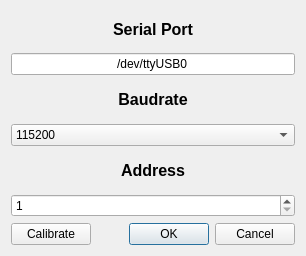
Old version of the form ridengui/serial.ui in the repository ShayBox/RidenGUI.
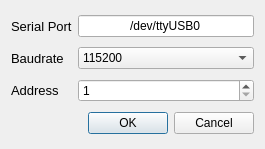
New version of the form. Icons and pictures are not drawn.

What changed in the file:
```diff
--- a/ridengui/serial.ui
+++ b/ridengui/serial.ui
@@ -6,8 +6,8 @@
    <rect>
     <x>0</x>
     <y>0</y>
-    <width>306</width>
-    <height>256</height>
+    <width>265</width>
+    <height>149</height>
    </rect>
   </property>
   <property name="windowTitle">
@@ -18,17 +18,51 @@
     <normaloff>.</normaloff>.</iconset>
   </property>
   <layout class="QGridLayout" name="gridLayout">
-   <item row="7" column="3">
-    <widget class="QDialogButtonBox" name="Buttons">
-     <property name="orientation">
-      <enum>Qt::Horizontal</enum>
+   <item row="2" column="0">
+    <widget class="QLabel" name="Serial_Label">
+     <property name="font">
+      <font>
+       <pointsize>10</pointsize>
+       <weight>50</weight>
+       <bold>false</bold>
+      </font>
      </property>
-     <property name="standardButtons">
-      <set>QDialogButtonBox::Cancel|QDialogButtonBox::Ok</set>
+     <property name="text">
+      <string>Serial Port</string>
      </property>
+     <property name="alignment">
+      <set>Qt::AlignLeading|Qt::AlignLeft|Qt::AlignVCenter</set>
+     </property>
     </widget>
    </item>
-   <item row="5" column="0" colspan="4">
+   <item row="4" column="0">
+    <widget class="QLabel" name="Baudrate_Label">
+     <property name="font">
+      <font>
+       <pointsize>10</pointsize>
+       <weight>50</weight>
+       <bold>false</bold>
+      </font>
+     </property>
+     <property name="text">
+      <string>Baudrate</string>
+     </property>
+     <property name="alignment">
+      <set>Qt::AlignLeading|Qt::AlignLeft|Qt::AlignVCenter</set>
+     </property>
+    </widget>
+   </item>
+   <item row="2" column="1" colspan="2">
+    <widget class="QLineEdit" name="Serial_Line">
+     <property name="text">
+      <string>/dev/ttyUSB0</string>
+     </property>
+     <property name="alignment">
+      <set>Qt::AlignCenter</set>
+     </property>
+    </widget>
+   </item>
+   <item row="5" column="1" colspan="2">
     <widget class="QSpinBox" name="Address_Box">
      <property name="minimum">
       <number>1</number>
@@ -38,7 +72,7 @@
      </property>
     </widget>
    </item>
-   <item row="3" column="0" colspan="4">
+   <item row="4" column="1" colspan="2">
     <widget class="QComboBox" name="Baudrate_Box">
      <item>
       <property name="text">
@@ -67,71 +101,30 @@
      </item>
     </widget>
    </item>
-   <item row="4" column="0" colspan="4">
+   <item row="5" column="0">
     <widget class="QLabel" name="Address_Label">
      <property name="font">
       <font>
-       <pointsize>12</pointsize>
-       <weight>75</weight>
-       <bold>true</bold>
+       <pointsize>10</pointsize>
+       <weight>50</weight>
+       <bold>false</bold>
       </font>
      </property>
      <property name="text">
       <string>Address</string>
      </property>
      <property name="alignment">
-      <set>Qt::AlignCenter</set>
+      <set>Qt::AlignLeading|Qt::AlignLeft|Qt::AlignVCenter</set>
      </property>
     </widget>
    </item>
-   <item row="7" column="0" colspan="3">
-    <widget class="QPushButton" name="Calibrate_Button">
-     <property name="text">
-      <string>Calibrate</string>
+   <item row="9" column="2">
+    <widget class="QDialogButtonBox" name="Buttons">
+     <property name="orientation">
+      <enum>Qt::Horizontal</enum>
      </property>
-    </widget>
-   </item>
-   <item row="2" column="0" colspan="4">
-    <widget class="QLabel" name="Baudrate_Label">
-     <property name="font">
-      <font>
-       <pointsize>12</pointsize>
-       <weight>75</weight>
-       <bold>true</bold>
-      </font>
-     </property>
-     <property name="text">
-      <string>Baudrate</string>
-     </property>
-     <property name="alignment">
-      <set>Qt::AlignCenter</set>
-     </property>
-    </widget>
-   </item>
-   <item row="1" column="0" colspan="4">
-    <widget class="QLineEdit" name="Serial_Line">
-     <property name="text">
-      <string>/dev/ttyUSB0</string>
-     </property>
-     <property name="alignment">
-      <set>Qt::AlignCenter</set>
-     </property>
-    </widget>
-   </item>
-   <item row="0" column="0" colspan="4">
-    <widget class="QLabel" name="Serial_Label">
-     <property name="font">
-      <font>
-       <pointsize>12</pointsize>
-       <weight>75</weight>
-       <bold>true</bold>
-      </font>
-     </property>
-     <property name="text">
-      <string>Serial Port</string>
-     </property>
-     <property name="alignment">
-      <set>Qt::AlignCenter</set>
+     <property name="standardButtons">
+      <set>QDialogButtonBox::Cancel|QDialogButtonBox::Ok</set>
      </property>
     </widget>
    </item>
```
Left out of the diff: 8 changed lines with no effect on the pictures.
